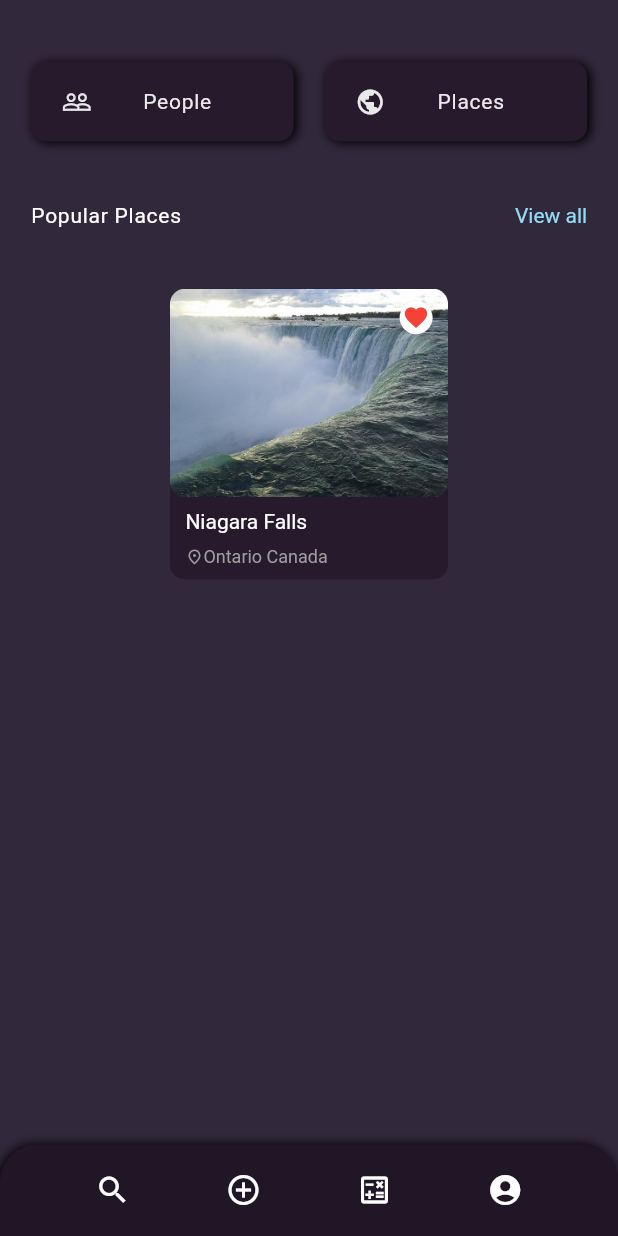
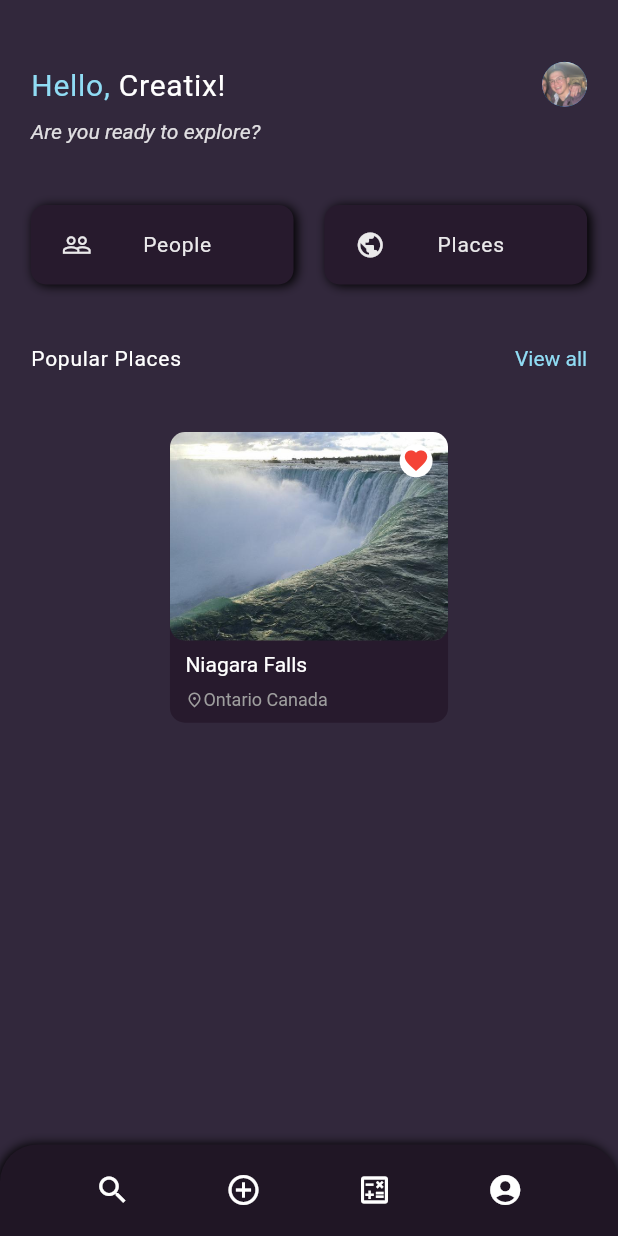
Before and after one commit to travter/travter-client, a Flutter app: the HomePage screen opened by its route, on a phone screen of 412 x 824 dp. Run offline on Flutter 3.47's test engine with Material 2 defaults, Android fonts, the light colour scheme and no system bars; our stand-ins replace another_flushbar, auto_route, bloc, cloud_firestore, dartz, firebase_auth and 6 more; missing offline and left inert: flutter_facebook_auth, sign_button; accounts and stored records are empty; generated files the repository leaves out were written again.

Commit message:
welcome widget

```diff
--- a/lib/presentation/pages/home_page/home_page.dart
+++ b/lib/presentation/pages/home_page/home_page.dart
@@ -5,6 +5,7 @@ import '../../core/constants/constant_colors.dart';
 import '../../core/extensions.dart';
 import '../../core/widgets/bottom_navbar_widget.dart';
 import '../../router/router.gr.dart';
+import 'widgets/welcome_widget.dart';
 import 'widgets/widgets.dart';
 
 class HomePage extends StatelessWidget {
@@ -24,7 +25,12 @@ class HomePage extends StatelessWidget {
               child: SingleChildScrollView(
                 child: Column(
                   children: [
+                    const WelcomeWidget(),
                     const ResultsOptionsWidget(),
+                    Divider(
+                      height: height * 0.05,
+                      color: lightPrimaryColor,
+                    ),
                     const PopularPlacesWidget(),
                     Container(
                       height: height * 1,
--- a/lib/presentation/pages/home_page/widgets/popular_place_card_widget.dart
+++ b/lib/presentation/pages/home_page/widgets/popular_place_card_widget.dart
@@ -11,7 +11,6 @@ class PopularPlaceCardWidget extends StatelessWidget {
   @override
   Widget build(BuildContext context) {
     final width = context.dims.width;
-    final height = context.dims.height;
 
     return Container(
       width: width * 0.45,
@@ -23,8 +22,25 @@ class PopularPlaceCardWidget extends StatelessWidget {
         crossAxisAlignment: CrossAxisAlignment.start,
         children: [
           Stack(
-            children: [
-              Center(
+            children: const [
+              _ImageWidget(),
+              _FavoriteIconWidget(),
+            ],
+          ),
+          const _PlaceNameWidget(),
+          const _PlaceLocationWidget(),
+        ],
+      ),
+    );
+  }
+}
+
+class _ImageWidget extends StatelessWidget {
+  const _ImageWidget({Key? key}) : super(key: key);
+
+  @override
+  Widget build(BuildContext context) {
+    return Center(
       child: ClipRRect(
         borderRadius: BorderRadius.circular(10),
         child: SizedBox.fromSize(
@@ -33,8 +49,19 @@ class PopularPlaceCardWidget extends StatelessWidget {
           ),
         ),
       ),
-              ),
-              Padding(
+    );
+  }
+}
+
+class _FavoriteIconWidget extends StatelessWidget {
+  const _FavoriteIconWidget({Key? key}) : super(key: key);
+
+  @override
+  Widget build(BuildContext context) {
+    final width = context.dims.width;
+    final height = context.dims.height;
+
+    return Padding(
       padding: EdgeInsets.only(
         top: height * 0.01,
         right: width * 0.025,
@@ -47,14 +74,26 @@ class PopularPlaceCardWidget extends StatelessWidget {
             color: Colors.white,
             shape: BoxShape.circle,
           ),
-                    child:
-                        const Icon(Icons.favorite, color: Colors.red, size: 18),
+          child: const Icon(
+            Icons.favorite,
+            color: Colors.red,
+            size: 18,
           ),
         ),
       ),
-            ],
-          ),
-          Padding(
+    );
+  }
+}
+
+class _PlaceNameWidget extends StatelessWidget {
+  const _PlaceNameWidget({Key? key}) : super(key: key);
+
+  @override
+  Widget build(BuildContext context) {
+    final width = context.dims.width;
+    final height = context.dims.height;
+
+    return Padding(
       padding: EdgeInsets.only(
         left: width * 0.025,
         top: height * 0.01,
@@ -65,8 +104,19 @@ class PopularPlaceCardWidget extends StatelessWidget {
           color: Colors.white,
         ),
       ),
-          ),
-          Padding(
+    );
+  }
+}
+
+class _PlaceLocationWidget extends StatelessWidget {
+  const _PlaceLocationWidget({Key? key}) : super(key: key);
+
+  @override
+  Widget build(BuildContext context) {
+    final width = context.dims.width;
+    final height = context.dims.height;
+
+    return Padding(
       padding: EdgeInsets.only(
         left: width * 0.025,
         top: height * 0.01,
@@ -84,9 +134,6 @@ class PopularPlaceCardWidget extends StatelessWidget {
           ),
         ],
       ),
-          )
-        ],
-      ),
     );
   }
 }
--- a/lib/presentation/pages/home_page/widgets/results_options_widget.dart
+++ b/lib/presentation/pages/home_page/widgets/results_options_widget.dart
@@ -13,7 +13,7 @@ class ResultsOptionsWidget extends StatelessWidget {
     final height = context.dims.height;
 
     return Padding(
-      padding: EdgeInsets.symmetric(horizontal: width * homePageHorizontalPadding, vertical: height * 0.05),
+      padding: EdgeInsets.symmetric(horizontal: width * homePageHorizontalPadding),
       child: Container(
         width: double.infinity,
         child: Row(
--- /dev/null
+++ b/lib/presentation/pages/home_page/widgets/welcome_widget.dart
@@ -0,0 +1,66 @@
+import 'package:flutter/material.dart';
+
+import '../../../core/constants/constant_colors.dart';
+import '../../../core/constants/constant_dimensions.dart';
+import '../../../core/extensions.dart';
+
+class WelcomeWidget extends StatelessWidget {
+  const WelcomeWidget({Key? key}) : super(key: key);
+
+  @override
+  Widget build(BuildContext context) {
+    final width = context.dims.width;
+    final height = context.dims.height;
+    return Padding(
+      padding: EdgeInsets.symmetric(
+        horizontal: width * homePageHorizontalPadding,
+        vertical: height * 0.05,
+      ),
+      child: Column(
+        crossAxisAlignment: CrossAxisAlignment.start,
+        children: [
+          Row(
+            mainAxisAlignment: MainAxisAlignment.spaceBetween,
+            children: [
+              Row(
+                children: const [
+                  Text(
+                    'Hello, ',
+                    style: TextStyle(
+                      color: lightBlueColor,
+                      letterSpacing: 0.5,
+                      fontSize: 20,
+                    ),
+                  ),
+                  Text(
+                    'Creatix!',
+                    style: TextStyle(
+                      color: Colors.white,
+                      letterSpacing: 0.5,
+                      fontSize: 20,
+                    ),
+                  ),
+                ],
+              ),
+              const CircleAvatar(
+                radius: 15,
+                backgroundImage:
+                    AssetImage('assets/images/profile_picture.jpeg'),
+              )
+            ],
+          ),
+          Padding(
+            padding: EdgeInsets.only(top: height * 0.01),
+            child: Text(
+              'Are you ready to explore?',
+              style: TextStyle(
+                color: Colors.white.withOpacity(0.85),
+                fontStyle: FontStyle.italic,
+              ),
+            ),
+          )
+        ],
+      ),
+    );
+  }
+}
```
Lines whose indentation alone changed are shown as unchanged.
